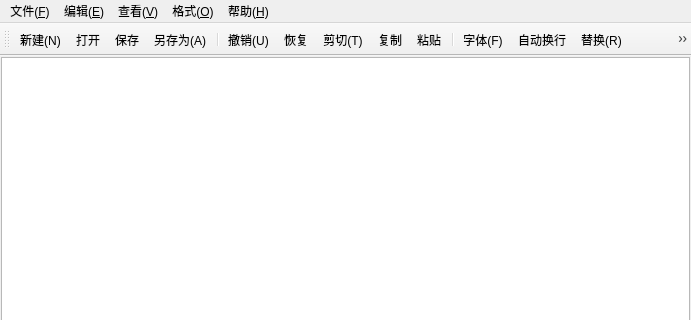
This is QtLab2/mainwindow.ui in eriLzzx/eri-Qt-learning as Qt 5 draws it before an edit; both pictures show x 0 to 691 and y 0 to 320 of the 691 by 586 pixel window. The edited form follows.
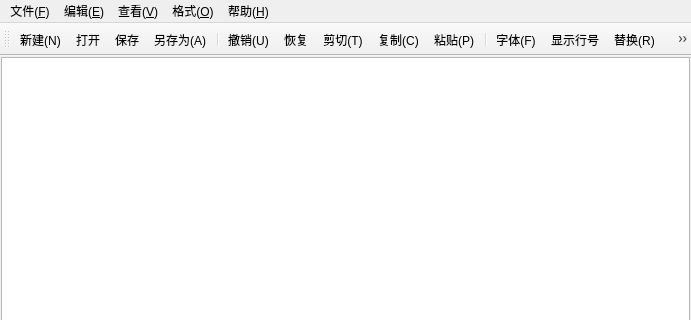
This is the edited form. Icons and pictures are not drawn.

Commit message: step6 toolbar、statusbar finished

```diff
--- a/QtLab2/mainwindow.ui
+++ b/QtLab2/mainwindow.ui
@@ -110,14 +110,14 @@
    <addaction name="actionPaste"/>
    <addaction name="separator"/>
    <addaction name="actionFont"/>
-   <addaction name="actionLineWrap"/>
+   <addaction name="actionShowLineNumber"/>
    <addaction name="actionReplace"/>
    <addaction name="actionFontColor"/>
    <addaction name="separator"/>
-   <addaction name="actionStatusBar"/>
-   <addaction name="actionShowLineNumber"/>
-   <addaction name="actionExit"/>
+   <addaction name="actionShowStatusBar"/>
    <addaction name="actionToolBar"/>
+   <addaction name="actionLineWrap"/>
+   <addaction name="actionExit"/>
    <addaction name="actionSearch"/>
   </widget>
   <action name="actionNew">
@@ -141,7 +141,7 @@
      <normaloff>:/img/copy.png</normaloff>:/img/copy.png</iconset>
    </property>
    <property name="text">
-    <string>复制</string>
+    <string>复制(&amp;C)</string>
    </property>
    <property name="shortcut">
     <string>Ctrl+C</string>
@@ -222,7 +222,7 @@
      <normaloff>:/img/paste.png</normaloff>:/img/paste.png</iconset>
    </property>
    <property name="text">
-    <string>粘贴</string>
+    <string>粘贴(&amp;P)</string>
    </property>
    <property name="shortcut">
     <string>Ctrl+V</string>
@@ -338,7 +338,7 @@
      <normaloff>:/img/search.png</normaloff>:/img/search.png</iconset>
    </property>
    <property name="text">
-    <string>查找</string>
+    <string>查找(&amp;S)</string>
    </property>
    <property name="shortcut">
     <string>Ctrl+F</string>
```
Left out of the diff: 29 changed lines with no effect on the pictures. The commit also changes 2 other files.
